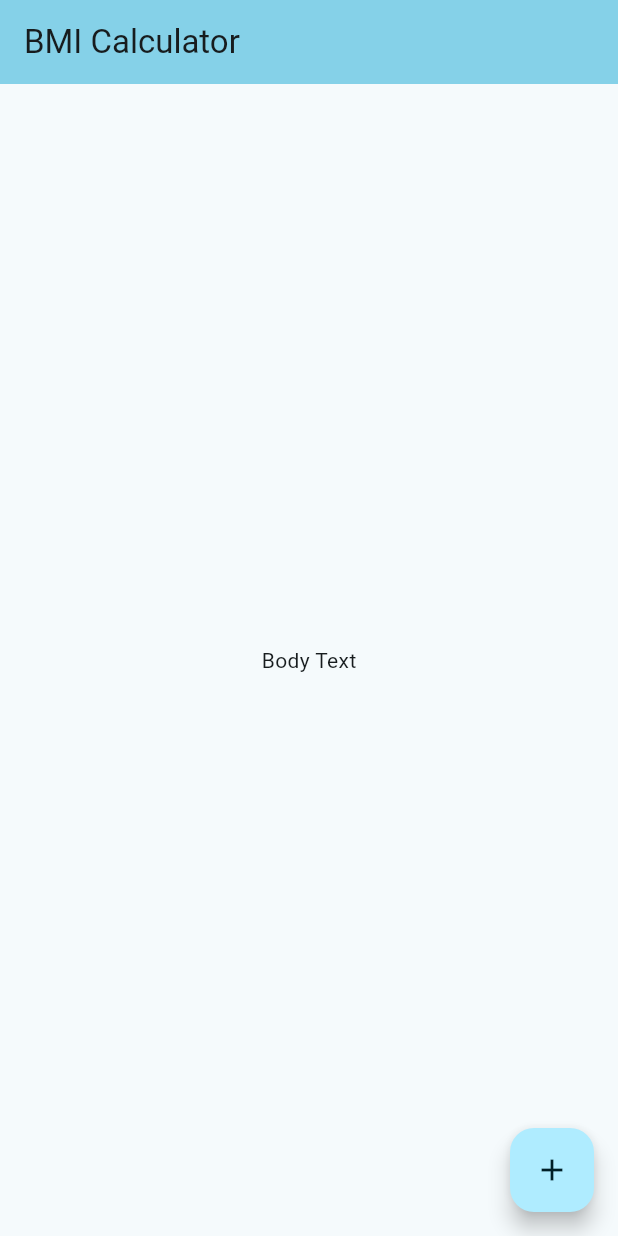
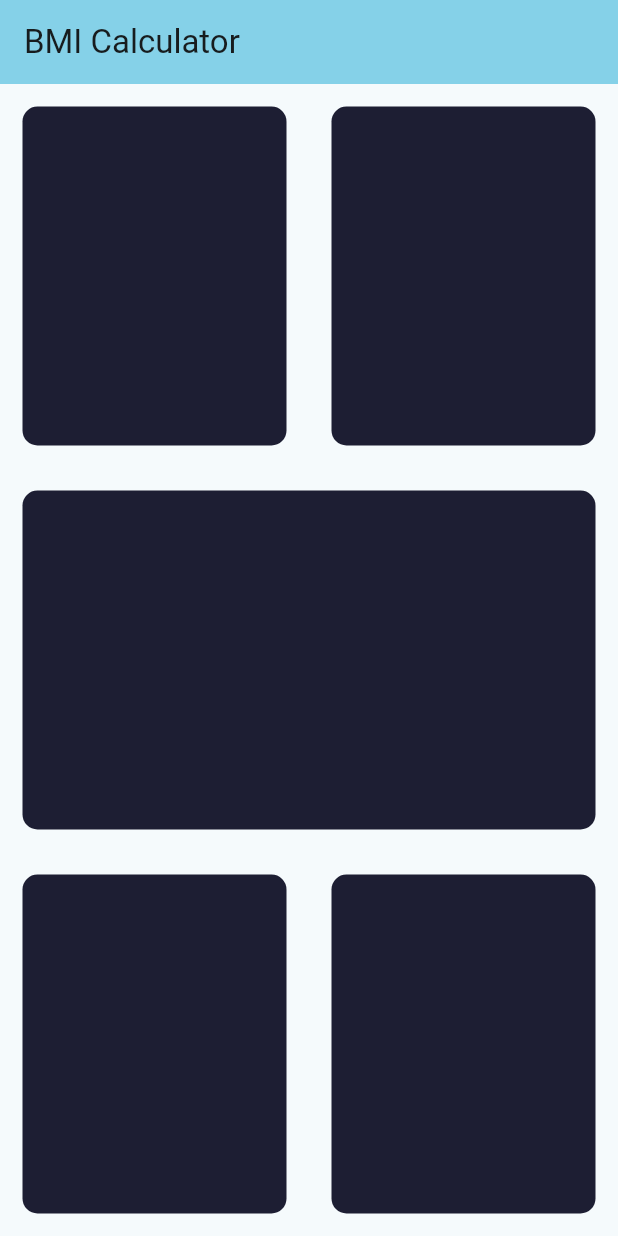
Before and after one commit to yonathanavila/bmi_calculator_flutter, a Flutter app: the screen it shows after launch, on a phone screen of 412 x 824 dp. Run offline on Flutter 3.47's test engine with Material 3 defaults, Android fonts, the phone set to English and light mode, and no system bars.

Commit message:
add expanded widget to warp each card

```diff
--- a/lib/input_page.dart
+++ b/lib/input_page.dart
@@ -17,13 +17,67 @@ class _MyHomePageState extends State<MyHomePage> {
         backgroundColor: Theme.of(context).colorScheme.inversePrimary,
         title: Text(widget.title),
       ),
-      body: const Center(
-        child: Text('Body Text'),
+      body: Column(
+        children: [
+          Expanded(
+            child: Row(
+              children: [
+                Expanded(
+                  child: Container(
+                    margin: const EdgeInsets.all(15.0),
+                    decoration: BoxDecoration(
+                      borderRadius: BorderRadius.circular(10.0),
+                      color: const Color(0xff1d1e33),
+                    ),
+                  ),
+                ),
+                Expanded(
+                  child: Container(
+                    margin: const EdgeInsets.all(15.0),
+                    decoration: BoxDecoration(
+                      borderRadius: BorderRadius.circular(10.0),
+                      color: const Color(0xff1d1e33),
+                    ),
+                  ),
+                ),
+              ],
+            ),
+          ),
+          Expanded(
+            child: Container(
+              margin: const EdgeInsets.all(15.0),
+              decoration: BoxDecoration(
+                borderRadius: BorderRadius.circular(10.0),
+                color: const Color(0xff1d1e33),
+              ),
+            ),
+          ),
+          Expanded(
+            child: Row(
+              children: [
+                Expanded(
+                  child: Container(
+                    margin: const EdgeInsets.all(15.0),
+                    decoration: BoxDecoration(
+                      borderRadius: BorderRadius.circular(10.0),
+                      color: const Color(0xff1d1e33),
+                    ),
+                  ),
+                ),
+                Expanded(
+                  child: Container(
+                    margin: const EdgeInsets.all(15.0),
+                    decoration: BoxDecoration(
+                      borderRadius: BorderRadius.circular(10.0),
+                      color: const Color(0xff1d1e33),
+                    ),
+                  ),
+                ),
+              ],
+            ),
+          ),
+        ],
       ),
-      floatingActionButton: const FloatingActionButton(
-        onPressed: null,
-        child: Icon(Icons.add),
-      ), // This trailing comma makes auto-formatting nicer for build methods.
     );
   }
 }
```
Also changed, not shown: 1 other file.
